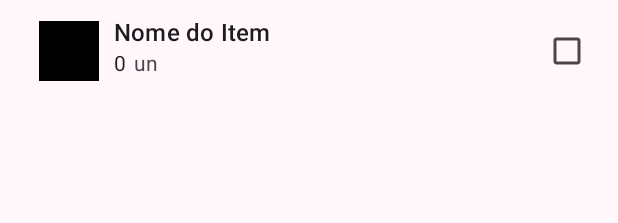
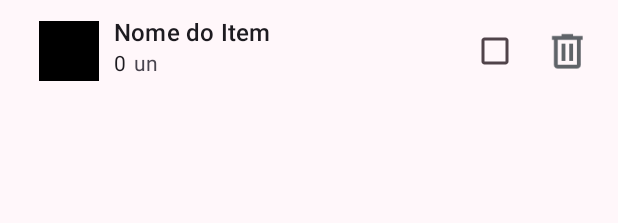
Before and after one commit to isabertocco05/App-Supermercado, an Android app: the layout itens_view.xml on its own in the app's theme, with its tools: preview values and no code run, on a phone screen of 412 x 824 dp. Shown: the top 223 px of the screen. Run offline under Robolectric (Android 15) with nearby library versions, the phone set to English and light mode, and no system bars.

Commit message:
icones novos de delete e logout
alteração no botão de delete e inclusão do logout

```diff
--- a/app/src/main/res/layout/itens_view.xml
+++ b/app/src/main/res/layout/itens_view.xml
@@ -50,6 +50,15 @@
         android:layout_width="wrap_content"
         android:layout_height="wrap_content"
         app:layout_constraintBottom_toBottomOf="parent"
+        app:layout_constraintEnd_toStartOf="@+id/delete_item"
+        app:layout_constraintTop_toTopOf="parent" />
+
+    <ImageButton
+        android:id="@+id/delete_item"
+        android:layout_width="wrap_content"
+        android:layout_height="wrap_content"
+        android:background="@mipmap/ic_delete"
+        app:layout_constraintBottom_toBottomOf="parent"
         app:layout_constraintEnd_toEndOf="parent"
         app:layout_constraintTop_toTopOf="parent" />
 
```
Also changed, not shown: app/src/main/res/layout/activity_itens_lista.xml (+11 -12 lines), app/src/main/res/layout/activity_suas_listas.xml (+21 -9 lines), app/src/main/res/mipmap-hdpi/ic_delete.png (added), app/src/main/res/mipmap-hdpi/ic_logout.png (added), app/src/main/res/mipmap-mdpi/ic_delete.png (added), app/src/main/res/mipmap-mdpi/ic_logout.png (added), app/src/main/res/mipmap-xhdpi/ic_delete.png (added), app/src/main/res/mipmap-xhdpi/ic_logout.png (added), app/src/main/res/mipmap-xxhdpi/ic_delete.png (added), app/src/main/res/mipmap-xxhdpi/ic_logout.png (added), app/src/main/res/mipmap-xxxhdpi/ic_delete.png (added), app/src/main/res/mipmap-xxxhdpi/ic_logout.png (added).
